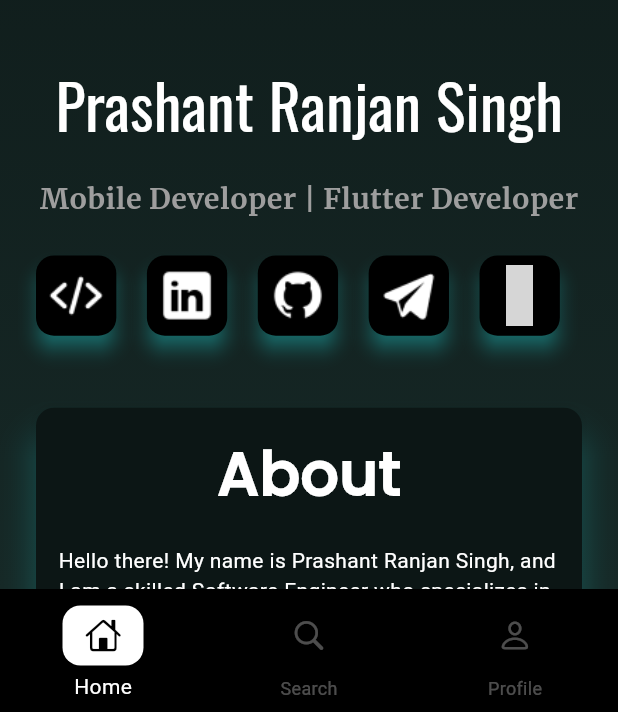
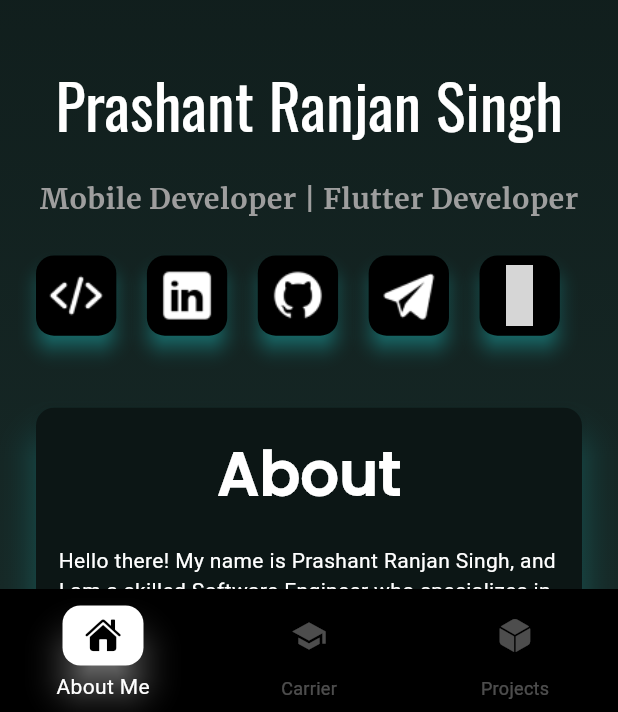
Before and after one commit to Prashant-ranjan-singh-123/PrashantSkillscape, a Flutter app: the screen it shows after launch, on a phone screen of 412 x 824 dp, the part 524-1236 px from its top. Run offline on Flutter 3.47's test engine with Material 3 defaults, Android fonts, the phone set to English and light mode, and no system bars; drawn by our look-alikes of auto_size_text, flutter_animate; our stand-ins replace animated_notch_bottom_bar, carousel_slider, crystal_navigation_bar, flashy_tab_bar2, get, iconsax and 3 more; missing offline and left inert: android_intent_plus, email_sender; grey boxes are pictures that could not be loaded.

Commit message:
Nav_bar_change

```diff
--- a/lib/view/bottom_nav_bar/Global_bottom_nav.dart
+++ b/lib/view/bottom_nav_bar/Global_bottom_nav.dart
@@ -161,7 +161,33 @@ class _GlobalNavBarState extends State<GlobalNavBar> {
   }
 
   Widget bottom_nav_bar_2() {
-    return BottomNavigationBar(
+    BottomNavigationBarItem _buildNavItem(IconData icon, String label) {
+      return BottomNavigationBarItem(
+        icon: Card(
+          color: Colors.transparent,
+          child: Padding(
+            padding: const EdgeInsets.symmetric(horizontal: 15, vertical: 8),
+            child: Icon(icon, color: Colors.white.withOpacity(0.3)),
+          ),
+        ),
+        label: label,
+        activeIcon: Card(
+          color: Colors.white,
+          elevation: 10,
+          shadowColor: Colors.white,
+          child: Padding(
+            padding: const EdgeInsets.symmetric(horizontal: 15, vertical: 8),
+            child: Icon(icon, color: Colors.black),
+          ),
+        ),
+      );
+    }
+    return Theme(
+      data: ThemeData(
+        splashColor: Colors.transparent,
+        highlightColor: Colors.transparent,
+      ),
+      child: BottomNavigationBar(
         backgroundColor: Colors.black,
         type: BottomNavigationBarType.fixed,
         currentIndex: _selectedIndex,
@@ -191,29 +217,10 @@ class _GlobalNavBarState extends State<GlobalNavBar> {
           });
         },
         items: [
-        _buildNavItem(CupertinoIcons.home, 'Home'),
-        _buildNavItem(CupertinoIcons.search, 'Search'),
-        _buildNavItem(CupertinoIcons.person, 'Profile'),
+          _buildNavItem(CupertinoIcons.house_fill, 'About Me'),
+          _buildNavItem(Icons.school, 'Carrier'),
+          _buildNavItem(CupertinoIcons.cube_fill, 'Projects'),
         ],
-    );
-  }
-
-  BottomNavigationBarItem _buildNavItem(IconData icon, String label) {
-    return BottomNavigationBarItem(
-      icon: Card(
-        color: Colors.transparent,
-        child: Padding(
-          padding: const EdgeInsets.symmetric(horizontal: 15, vertical: 8),
-          child: Icon(icon, color: Colors.white.withOpacity(0.3)),
-        ),
-      ),
-      label: label,
-      activeIcon: Card(
-        color: Colors.white,
-        child: Padding(
-          padding: const EdgeInsets.symmetric(horizontal: 15, vertical: 8),
-          child: Icon(icon, color: Colors.black),
-        ),
       ),
     );
   }
```
Lines whose indentation alone changed are shown as unchanged.
